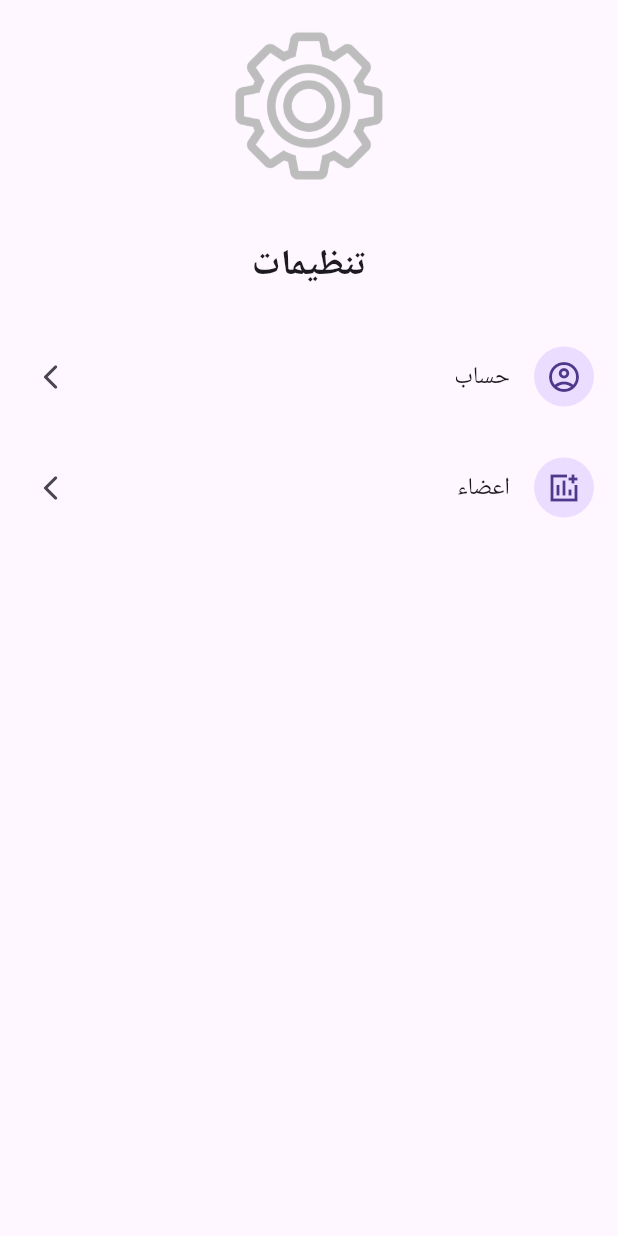
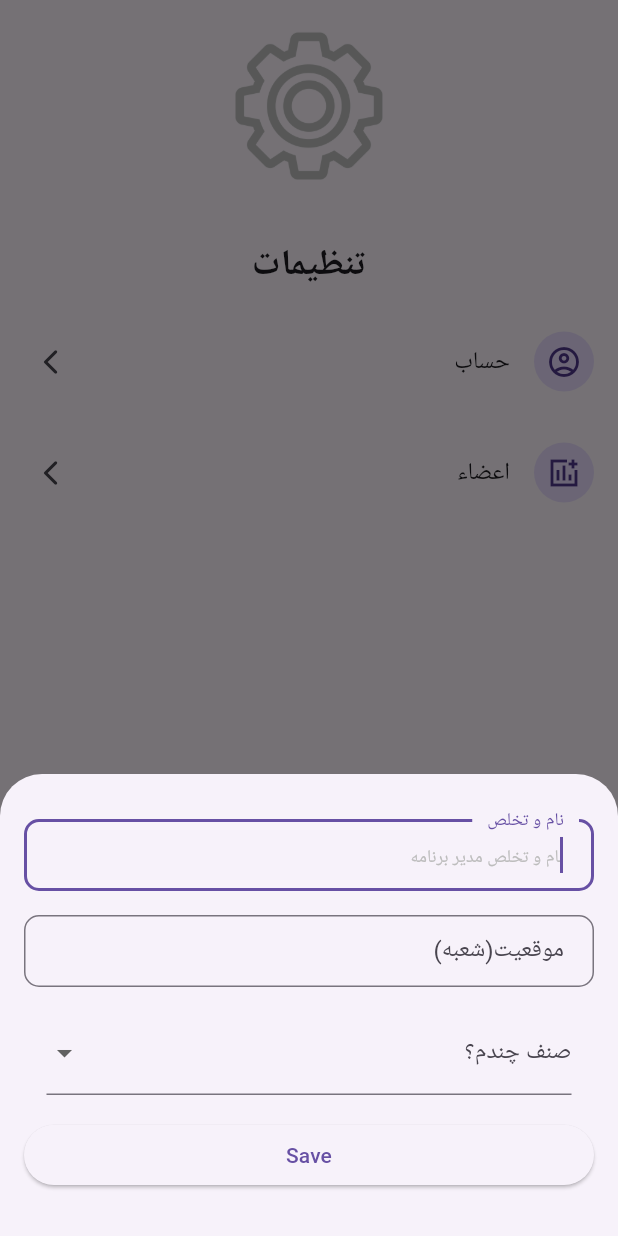
Before and after one commit to saied-rahimi/faith_assessment, a Flutter app: the SettingPage widget shown alone on an empty page, opened directly, after a tap on "حساب", on a phone screen of 412 x 824 dp. Run offline on Flutter 3.47's test engine with Material 2 defaults, Android fonts, the phone set to English and light mode, and no system bars; our stand-ins replace shared_preferences; accounts and stored records are empty; Roboto replaces fonts that are missing (iransans).

Commit message:
manager data completed"

```diff
--- a/lib/pages/setting_page/setting_page.dart
+++ b/lib/pages/setting_page/setting_page.dart
@@ -1,3 +1,7 @@
+// ignore_for_file: use_build_context_synchronously
+
+import 'package:faith_assessment/model/my_dialog.dart';
+import 'package:faith_assessment/pages/navigation_bar.dart';
 import 'package:flutter/material.dart';
 
 import '../../prefrences.dart';
@@ -12,20 +16,35 @@ class SettingPage extends StatefulWidget {
 class _SettingPageState extends State<SettingPage> {
   List<Map<String, dynamic>> myDataList = [];
   Map<String, dynamic> dataMap = {};
-  late TextEditingController bottomSheetTextController;
-  late GlobalKey<FormState> bottomSheetGlobalKey;
-  @override
-  void initState() {
-    bottomSheetTextController = TextEditingController();
-    bottomSheetGlobalKey = GlobalKey<FormState>();
-    super.initState();
-  }
+  String? dropValue;
+  List profilePageData = [
+    {
+      'title': 'حساب',
+      'leading': Icons.account_circle_outlined,
+    },
+    {
+      'title': 'اعضاء',
+      'leading': Icons.add_chart_sharp,
+    },
+  ];
+  Map? managerData;
 
-  String? bottomSheetValidator(value) {
+  late TextEditingController bottomSheetNameController;
+  late GlobalKey<FormState> bottomSheetNameKey;
+  late TextEditingController bottomSheetLocationController;
+  late GlobalKey<FormState> bottomSheetLocationKey;
+
+  String? bottomSheetNameValidator(value) {
     if (value.isEmpty) {
       return 'خالی است!';
     }
+    return null;
+  }
 
+  String? bottomSheetLocationValidator(value) {
+    if (value.isEmpty) {
+      return 'خالی است!';
+    }
     return null;
   }
 
@@ -39,16 +58,44 @@ class _SettingPageState extends State<SettingPage> {
             padding: const EdgeInsets.symmetric(horizontal: 16.0, vertical: 30),
             child: Column(
               crossAxisAlignment: CrossAxisAlignment.stretch,
-              mainAxisSize: MainAxisSize.min,
+              // mainAxisSize: MainAxisSize.min,
               children: [
                 Form(
-                  key: bottomSheetGlobalKey,
+                  key: bottomSheetNameKey,
                   child: TextFormField(
-                    controller: bottomSheetTextController,
+                    controller: bottomSheetNameController,
                     autofocus: true,
-                    validator: bottomSheetValidator,
+                    validator: bottomSheetNameValidator,
                     style: const TextStyle(
-                      fontSize: 20,
+                      fontSize: 16,
+                      color: Colors.black,
+                    ),
+                    textInputAction: TextInputAction.next,
+                    decoration: InputDecoration(
+                      hintText: 'نام و تخلص مدیر برنامه',
+                      hintStyle:
+                          TextStyle(color: Colors.grey[400], fontSize: 12),
+                      border: OutlineInputBorder(
+                          gapPadding: 10,
+                          borderRadius: BorderRadius.circular(10),
+                          borderSide: BorderSide(color: Colors.grey[200]!)),
+                      contentPadding: const EdgeInsets.symmetric(
+                          vertical: 5.0, horizontal: 10),
+                      labelText: 'نام و تخلص',
+                      floatingLabelBehavior: FloatingLabelBehavior.auto,
+                      alignLabelWithHint: true,
+                    ),
+                  ),
+                ),
+                const SizedBox(height: 16.0),
+                Form(
+                  key: bottomSheetLocationKey,
+                  child: TextFormField(
+                    controller: bottomSheetLocationController,
+                    autofocus: true,
+                    validator: bottomSheetLocationValidator,
+                    style: const TextStyle(
+                      fontSize: 16,
                       color: Colors.black,
                     ),
                     textInputAction: TextInputAction.next,
@@ -59,7 +106,7 @@ class _SettingPageState extends State<SettingPage> {
                           borderSide: BorderSide(color: Colors.grey[200]!)),
                       contentPadding: const EdgeInsets.symmetric(
                           vertical: 5.0, horizontal: 10),
-                      labelText: 'عنوان',
+                      labelText: 'موقعیت(شعبه)',
                       floatingLabelBehavior: FloatingLabelBehavior.auto,
                       alignLabelWithHint: true,
                     ),
@@ -70,11 +117,12 @@ class _SettingPageState extends State<SettingPage> {
                   margin: const EdgeInsets.symmetric(horizontal: 15.0),
                   child: DropdownButtonFormField<String>(
                     borderRadius: BorderRadius.circular(10),
-                    decoration: const InputDecoration(
-                        labelText: 'نوع اطلاعات را انتخاب کنید'),
+                    decoration: const InputDecoration(labelText: 'صنف چندم؟'),
                     items: [
-                      'متن',
-                      'چک باکس',
+                      '1',
+                      '2',
+                      '3',
+                      '4',
                     ]
                         .map((option) => DropdownMenuItem(
                               value: option,
@@ -82,19 +130,52 @@ class _SettingPageState extends State<SettingPage> {
                             ))
                         .toList(),
                     onChanged: (value) {
-                      setState(() {});
+                      setState(() {
+                        dropValue = value;
+                      });
                       // Handle the selected value
                     },
                   ),
                 ),
                 const SizedBox(height: 16.0),
                 ElevatedButton(
-                  onPressed: () {
+                  onPressed: () async {
                     // Handle the button click
-                    if (bottomSheetGlobalKey.currentState!.validate()) {}
+                    if (bottomSheetNameKey.currentState!.validate()) {
+                      if (dropValue != null) {
+                        Map<String, dynamic> managerData = {
+                          'name': bottomSheetNameController.text.toString(),
+                          'location':
+                              bottomSheetLocationController.text.toString(),
+                          'level': dropValue,
+                        };
+                        MyPref().setManagerData(managerData);
+                        try {
+                          var data = await MyPref().getManagerData();
+                          debugPrint('pref data is: $data');
+                          setState(() {
+                            managerData = data;
+                          });
+                        } catch (e) {
+                          debugPrint('getting ManagerData error is: $e');
+                        }
+                        Navigator.pushAndRemoveUntil(
+                            context,
+                            MaterialPageRoute(
+                                builder: (context) => const MyNavigationBar(
+                                      page: 1,
+                                    )),
+                            (route) => false);
+                      } else {
+                        showSnackBarText('فرم را تکمیل کنید!', context);
+                      }
+                    }
                   },
                   child: const Text('Save'),
                 ),
+                SizedBox(
+                  height: MediaQuery.of(context).viewInsets.bottom,
+                )
               ],
             ),
           ),
@@ -103,35 +184,43 @@ class _SettingPageState extends State<SettingPage> {
     );
   }
 
-  List profilePageData = [
-    {
-      'title': 'حساب',
-      'leading': Icons.account_circle_outlined,
-      'onTap': () {
-        debugPrint('11111');
+  getData() async {
+    try {
+      var data = await MyPref().getManagerData();
+      setState(() {
+        managerData = data;
+      });
+    } catch (e) {
+      debugPrint('getting ManagerData error is: $e');
     }
-    },
-    {
-      'title': 'اعضاء',
-      'leading': Icons.add_chart_sharp,
-      'onTap': () {
-        debugPrint('22222');
   }
-    },
-  ];
+
+  @override
+  void initState() {
+    getData();
+    bottomSheetNameController = TextEditingController();
+    bottomSheetLocationController = TextEditingController();
+    bottomSheetNameKey = GlobalKey<FormState>();
+    bottomSheetLocationKey = GlobalKey<FormState>();
+
+    super.initState();
+  }
+
   @override
   Widget build(BuildContext context) {
+    debugPrint('data is: $managerData');
     return SafeArea(
       child: Center(
         child: Column(
           children: [
             Padding(
-                padding: EdgeInsets.all(20.0),
+              padding: const EdgeInsets.all(20.0),
               child: Image.asset(
                 'assets/icons/Setting.png',
                 height: 100,
                 color: Colors.grey[400],
-                )),
+              ),
+            ),
             const SizedBox(
               height: 20,
             ),
@@ -140,27 +229,45 @@ class _SettingPageState extends State<SettingPage> {
               style: TextStyle(fontWeight: FontWeight.bold, fontSize: 24),
             ),
             const SizedBox(
+              height: 10,
+            ),
+            managerData != null
+                ? Text(
+                    "مدیر: ${managerData!['name']}",
+                    style: TextStyle(color: Colors.grey[400], fontSize: 13),
+                  )
+                : Container(),
+            managerData != null
+                ? const SizedBox(
                     height: 20,
+                  )
+                : Container(),
+            Expanded(
+              child: ListView.builder(
+                physics: const NeverScrollableScrollPhysics(),
+                itemCount: profilePageData.length,
+                itemBuilder: (context, index) {
+                  return ListTile(
+                      minVerticalPadding: 25,
+                      title: Text(
+                        profilePageData[index]['title'].toString(),
                       ),
-            Column(
-              crossAxisAlignment: CrossAxisAlignment.stretch,
-              mainAxisAlignment: MainAxisAlignment.center,
-              children: profilePageData
-                  .map(
-                    (value) => ListTile(
-                      minVerticalPadding: 25,
-                      title: Text(value['title'].toString()),
                       leading: CircleAvatar(
-                        child: Icon(value['leading']),
+                        child: Icon(
+                          profilePageData[index]['leading'],
+                        ),
                       ),
                       trailing: const Icon(
                         Icons.arrow_forward_ios_rounded,
                         size: 20,
                       ),
-                      onTap: value['onTap'],
+                      onTap: () {
+                        if (index == 0) {
+                          _showBottomSheet(context);
+                        }
+                      });
+                },
               ),
-                  )
-                  .toList(),
             ),
           ],
         ),
--- a/lib/prefrences.dart
+++ b/lib/prefrences.dart
@@ -1,9 +1,30 @@
 import 'package:shared_preferences/shared_preferences.dart';
 import 'dart:convert'; // For using jsonEncode and jsonDecode
 
+class MyPref {
+  void setPersonalData(List<dynamic> dataList) async {
+    SharedPreferences prefs = await SharedPreferences.getInstance();
+    String jsonData = jsonEncode(dataList);
+    await prefs.setString('personalData', jsonData);
+  }
 
-void saveListToSharedPreferences(List<dynamic> dataList) async {
-  SharedPreferences prefs = await SharedPreferences.getInstance();
-  String jsonData = jsonEncode(dataList);
-  await prefs.setString('dataList', jsonData);
+  Future<List<dynamic>> getPersonalData() async {
+    SharedPreferences prefs = await SharedPreferences.getInstance();
+    String jsonData = prefs.getString('personalData') ?? '[]';
+    List<dynamic> dataList = jsonDecode(jsonData);
+    return dataList;
+  }
+
+  void setManagerData(Map<String, dynamic> dataList) async {
+    SharedPreferences prefs = await SharedPreferences.getInstance();
+    String jsonData = jsonEncode(dataList);
+    await prefs.setString('managerData', jsonData);
+  }
+
+  Future<Map<String, dynamic>> getManagerData() async {
+    SharedPreferences prefs = await SharedPreferences.getInstance();
+    String jsonData = prefs.getString('managerData') ?? '[]';
+    Map<String, dynamic> dataList = jsonDecode(jsonData);
+    return dataList;
+  }
 }
```
Also changed, not shown: lib/pages/navigation_bar.dart (+7 -3 lines). Lines whose indentation alone changed are shown as unchanged.
